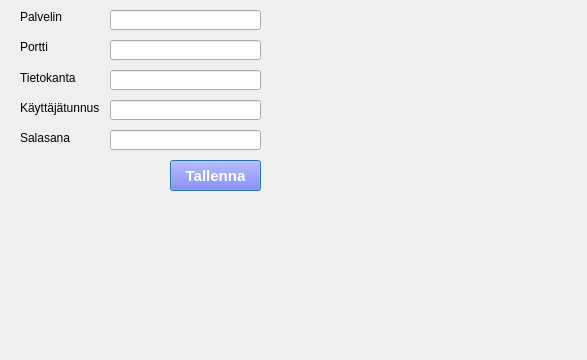
This is settingsDialog.ui in 50904/Autolainaus as Qt 5 draws it before an edit. The edited form follows.
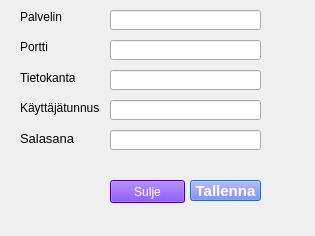
This is the edited form.

Commit message: tietokantamoduulin muutokset 10.12

What changed in the file:
```diff
--- a/settingsDialog.ui
+++ b/settingsDialog.ui
@@ -6,8 +6,8 @@
    <rect>
     <x>0</x>
     <y>0</y>
-    <width>587</width>
-    <height>360</height>
+    <width>315</width>
+    <height>236</height>
    </rect>
   </property>
   <property name="windowTitle">
@@ -69,19 +69,6 @@
     <string>Palvelin</string>
    </property>
   </widget>
-  <widget class="QLineEdit" name="passwordLineEdit">
-   <property name="geometry">
-    <rect>
-     <x>110</x>
-     <y>130</y>
-     <width>151</width>
-     <height>20</height>
-    </rect>
-   </property>
-   <property name="echoMode">
-    <enum>QLineEdit::Password</enum>
-   </property>
-  </widget>
   <widget class="QLabel" name="portLabel">
    <property name="geometry">
     <rect>
@@ -139,12 +126,15 @@
    </property>
   </widget>
   <widget class="QPushButton" name="saveSettingspushButton">
+   <property name="enabled">
+    <bool>true</bool>
+   </property>
    <property name="geometry">
     <rect>
-     <x>170</x>
-     <y>160</y>
-     <width>91</width>
-     <height>31</height>
+     <x>190</x>
+     <y>180</y>
+     <width>71</width>
+     <height>21</height>
     </rect>
    </property>
    <property name="font">
@@ -162,7 +152,7 @@
     <string>Tallenna</string>
    </property>
   </widget>
-  <widget class="QLabel" name="passwordLabel">
+  <widget class="QLabel" name="label">
    <property name="geometry">
     <rect>
      <x>20</x>
@@ -173,13 +163,53 @@
    </property>
    <property name="font">
     <font>
-     <pointsize>9</pointsize>
+     <pointsize>10</pointsize>
     </font>
    </property>
    <property name="text">
     <string>Salasana</string>
    </property>
   </widget>
+  <widget class="QLineEdit" name="lineEdit">
+   <property name="geometry">
+    <rect>
+     <x>110</x>
+     <y>130</y>
+     <width>151</width>
+     <height>20</height>
+    </rect>
+   </property>
+   <property name="font">
+    <font>
+     <pointsize>8</pointsize>
+    </font>
+   </property>
+   <property name="echoMode">
+    <enum>QLineEdit::PasswordEchoOnEdit</enum>
+   </property>
+  </widget>
+  <widget class="QPushButton" name="closepushButton">
+   <property name="geometry">
+    <rect>
+     <x>110</x>
+     <y>180</y>
+     <width>75</width>
+     <height>23</height>
+    </rect>
+   </property>
+   <property name="font">
+    <font>
+     <pointsize>9</pointsize>
+    </font>
+   </property>
+   <property name="styleSheet">
+    <string notr="true">background-color: rgb(85, 0, 255);
+color: rgb(255, 255, 255);</string>
+   </property>
+   <property name="text">
+    <string>Sulje</string>
+   </property>
+  </widget>
  </widget>
  <resources/>
  <connections/>
```
The commit also changes 2 other files.
